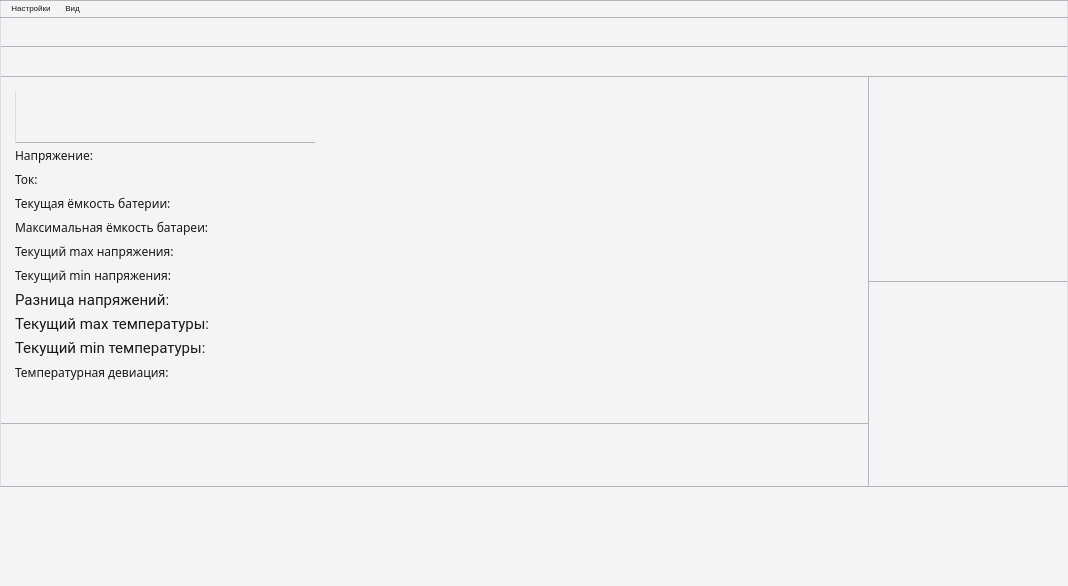
Old version of the form mainwindow.ui in the repository egornovichkov/BatteryStudio.
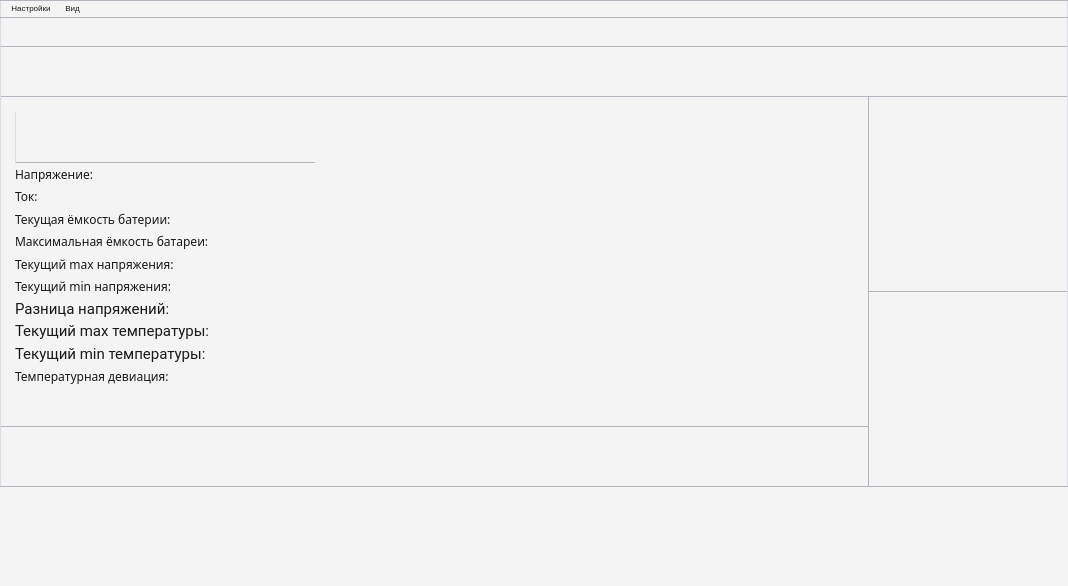
New version of the form. Custom widgets are drawn as their Qt base class.

What changed in the file:
```diff
--- a/mainwindow.ui
+++ b/mainwindow.ui
@@ -71,13 +71,13 @@
       <property name="minimumSize">
        <size>
         <width>50</width>
-        <height>30</height>
+        <height>50</height>
        </size>
       </property>
       <property name="maximumSize">
        <size>
         <width>16777215</width>
-        <height>30</height>
+        <height>50</height>
        </size>
       </property>
       <property name="styleSheet">
```
